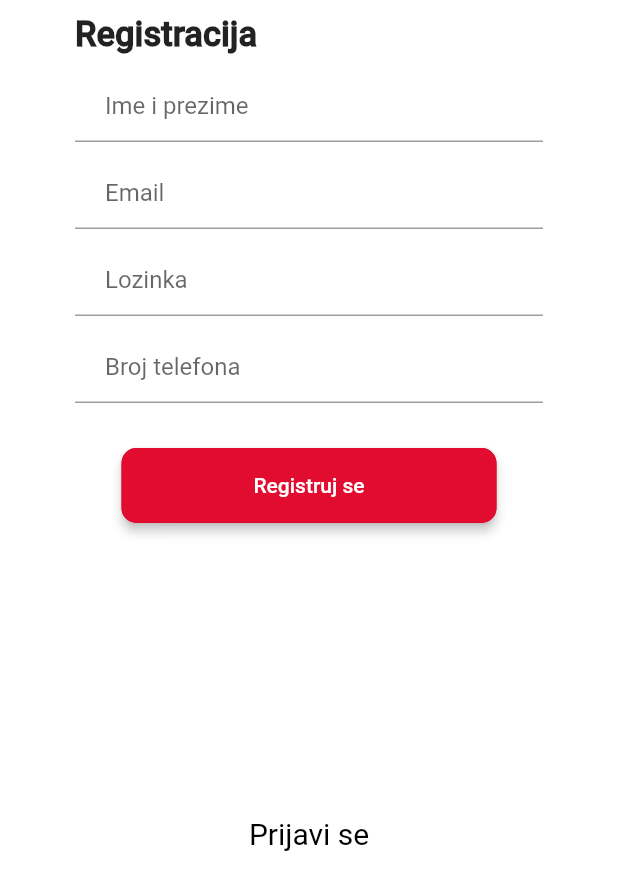
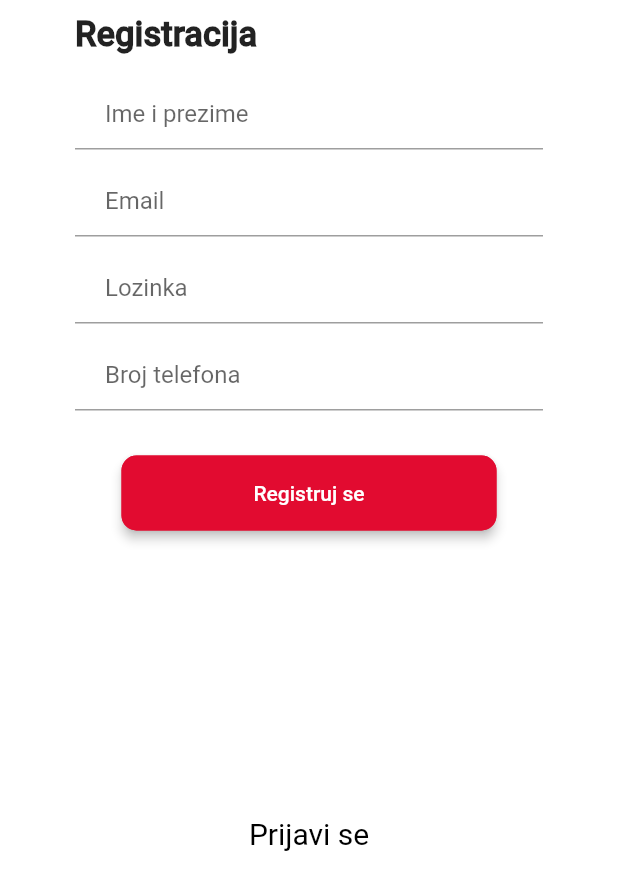
Before and after one commit to iva1j/Oglasnik, a Flutter app: the RegisterPage screen opened by its route, on a phone screen of 412 x 824 dp, the part 359-1236 px from its top. Run offline on Flutter 3.47's test engine with Material 2 defaults, Android fonts, the phone set to English and light mode, and no system bars; our stand-ins replace cloud_firestore, firebase_auth; missing offline and left inert: fab_circular_menu; accounts and stored records are empty.

```diff
--- a/lib/view/screens/Auth/pages/RegistrationPage/register.dart
+++ b/lib/view/screens/Auth/pages/RegistrationPage/register.dart
@@ -109,12 +109,13 @@ class _RegisterPageState extends State<RegisterPage> {
             ),
           ),
           color: Colors.white,
-          onPressed: () {Navigator.pushReplacement(
-      context,
-      PageRouteBuilder(
-        pageBuilder: (context, animation1, animation2) => SigninPage(),
-    ),
-);
+          onPressed: () {
+            Navigator.pushReplacement(
+              context,
+              PageRouteBuilder(
+                pageBuilder: (context, animation1, animation2) => SigninPage(),
+              ),
+            );
 
             //widget.toggleView();
             //isRegistered ? formRegister(fullNameInputController.text, email, password, phoneNumber, formKey, context) : formSignin(email, password, formKey, context);
@@ -164,7 +165,7 @@ class _RegisterPageState extends State<RegisterPage> {
       key: _registerFormKey,
       child: Column(children: <Widget>[
         new Container(
-          margin: EdgeInsets.only(top: 10, bottom: 10),
+          margin: EdgeInsets.only(top: 15, bottom: 10),
           child: new SizedBox(
             width: double.infinity,
             child: Container(
```
Also changed, not shown: lib/view/screens/Auth/pages/SignInPage/signin.dart (+4 -5 lines).
